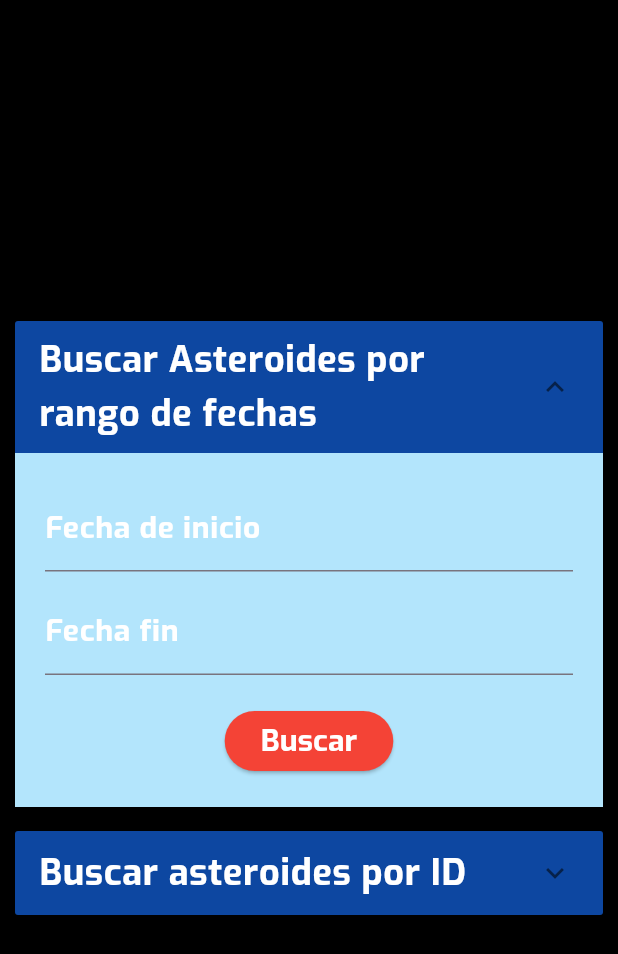
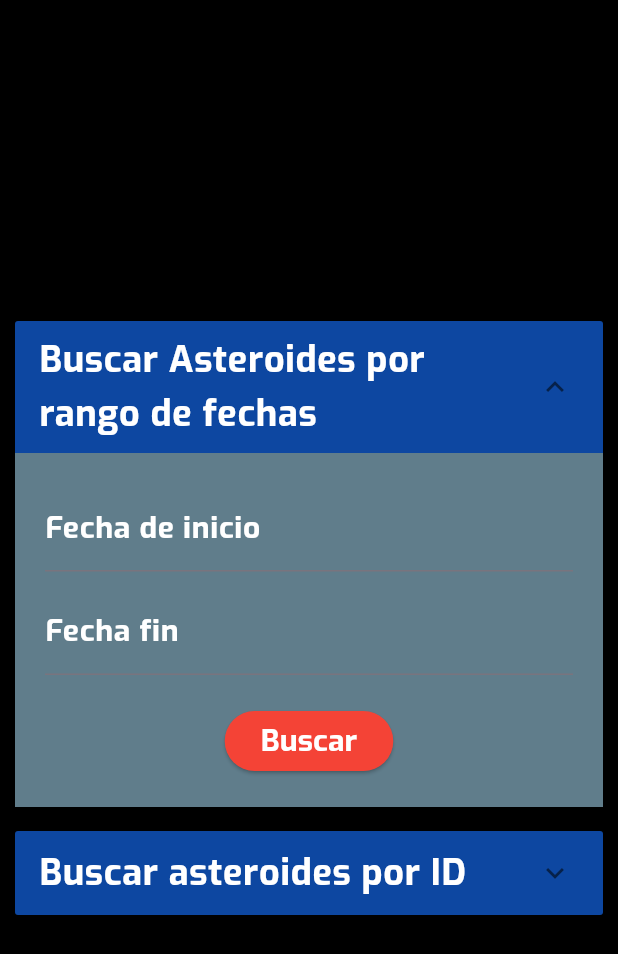
Before and after one commit to Nebot774/Final_Boss, a Flutter app: the InicioWidget screen opened directly, after a tap on "Buscar Asteroides por rango de fechas", on a phone screen of 412 x 824 dp. Shown: the top 954 px of the screen. Run offline on Flutter 3.47's test engine with Material 3 defaults, Android fonts, the phone set to English and light mode, and no system bars; our stand-ins replace bloc, cached_network_image, flutter_bloc, flutter_cache_manager, flutter_screenutil; missing offline and left inert: translator.

Commit message:
ultimos cambios

```diff
--- a/lib/bloc/blocs/imagen_cumpleanos_bloc.dart
+++ b/lib/bloc/blocs/imagen_cumpleanos_bloc.dart
@@ -38,7 +38,7 @@ class ImagenCumpleanosBloc extends Bloc<ImagenCumpleanosEvent, ImagenCumpleanosS
         ApodData newData = ApodData(
             title: data.title,
             url: data.url,
-            explanation: translatedExplanation, // Reemplaza 'explanation' con 'translatedExplanation'
+            explanation: translatedExplanation,
             copyright: data.copyright,
             date: data.date
         );
--- a/lib/main.dart
+++ b/lib/main.dart
@@ -4,6 +4,7 @@ import 'package:final_boss/repositories/ImagenCumpleanosRepository.dart';
 import 'package:final_boss/repositories/TierraDesdeEspacioRepository.dart';
 import 'package:final_boss/ui/pages/asteroides_cercanos.dart';
 import 'package:final_boss/ui/pages/galeria_nasa.dart';
+import 'package:final_boss/ui/pages/home_page.dart';
 import 'package:final_boss/ui/pages/mars_rovers.dart';
 import 'package:flutter/material.dart';
 import 'bloc/blocs/GaleriaBloc.dart';
@@ -40,7 +41,7 @@ class MyApp extends StatelessWidget {
       ],
       child: MaterialApp(
         title: '', // Cambia esto al título de tu aplicación
-        home: MarsRovers(),
+        home: HomePage(),
       ),
     );
   }
--- a/lib/widgets/InicioWidget.dart
+++ b/lib/widgets/InicioWidget.dart
@@ -75,7 +75,7 @@ class _InicioWidgetState extends State<InicioWidget> {
                       );
                     },
                     body: Container(
-                      color: Colors.lightBlue[100],
+                      color: Colors.blueGrey,
                       child: Padding(
                         padding: const EdgeInsets.all(20.0),
                         child: Column(
@@ -187,7 +187,7 @@ class _InicioWidgetState extends State<InicioWidget> {
                       );
                     },
                     body: Container(
-                      color: Colors.lightBlue[100],
+                      color: Colors.blueGrey,
                       child: Padding(
                         padding: const EdgeInsets.all(20.0),
                         child: Column(
```
